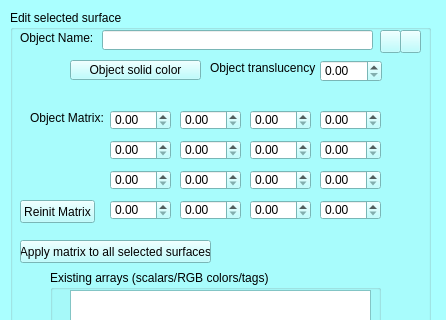
This is MorphoDig/Qt/mqEditACTORDialog.ui in morphomuseum/MorphoDig as Qt 5 draws it before an edit; both pictures show x 0 to 446 and y 0 to 320 of the 446 by 495 pixel window. The edited form follows.
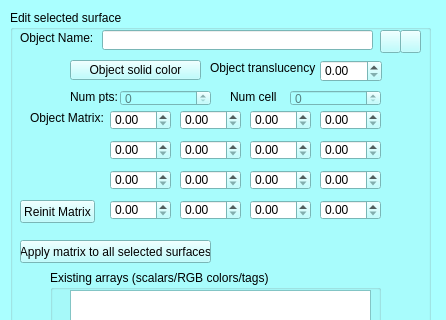
This is the edited form. Icons and pictures are not drawn. Custom widgets are drawn as their Qt base class.

The edit to the form file:
```diff
--- a/MorphoDig/Qt/mqEditACTORDialog.ui
+++ b/MorphoDig/Qt/mqEditACTORDialog.ui
@@ -801,6 +801,58 @@
      </layout>
     </widget>
    </widget>
+   <widget class="QSpinBox" name="numPoints">
+    <property name="enabled">
+     <bool>false</bool>
+    </property>
+    <property name="geometry">
+     <rect>
+      <x>110</x>
+      <y>80</y>
+      <width>91</width>
+      <height>16</height>
+     </rect>
+    </property>
+   </widget>
+   <widget class="QLabel" name="label_4">
+    <property name="geometry">
+     <rect>
+      <x>60</x>
+      <y>80</y>
+      <width>47</width>
+      <height>13</height>
+     </rect>
+    </property>
+    <property name="text">
+     <string>Num pts:</string>
+    </property>
+   </widget>
+   <widget class="QSpinBox" name="numCells">
+    <property name="enabled">
+     <bool>false</bool>
+    </property>
+    <property name="geometry">
+     <rect>
+      <x>280</x>
+      <y>80</y>
+      <width>91</width>
+      <height>16</height>
+     </rect>
+    </property>
+   </widget>
+   <widget class="QLabel" name="label_5">
+    <property name="geometry">
+     <rect>
+      <x>220</x>
+      <y>80</y>
+      <width>47</width>
+      <height>13</height>
+     </rect>
+    </property>
+    <property name="text">
+     <string>Num cells:</string>
+    </property>
+   </widget>
   </widget>
   <widget class="QDialogButtonBox" name="buttonBox">
    <property name="geometry">
```
